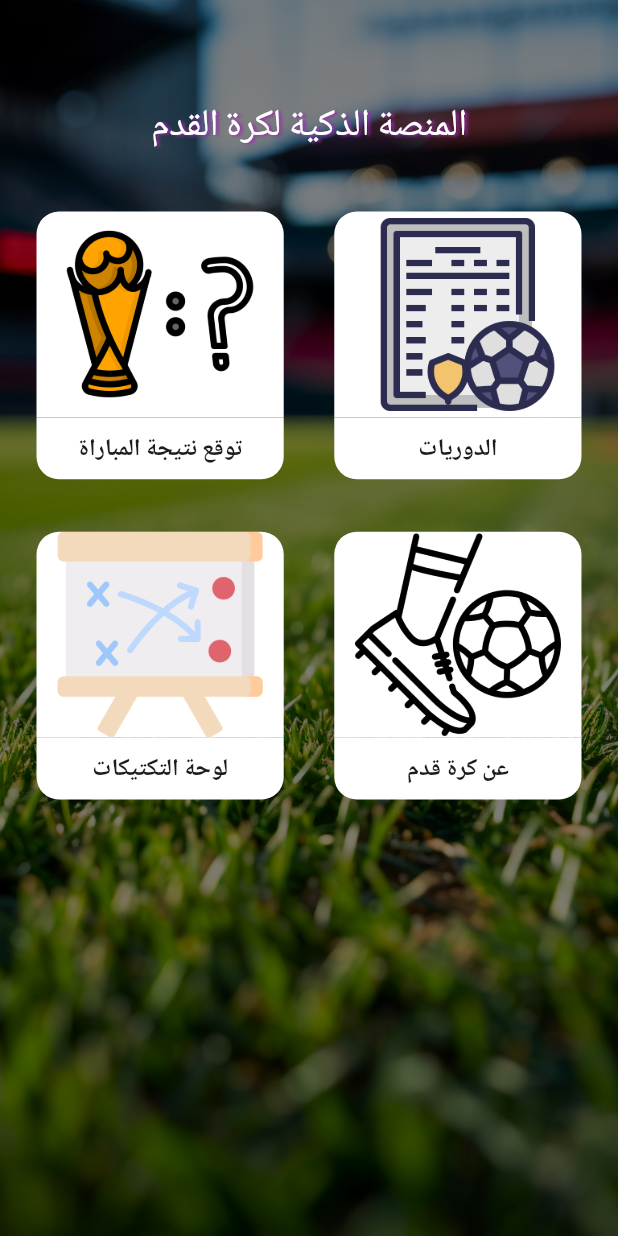
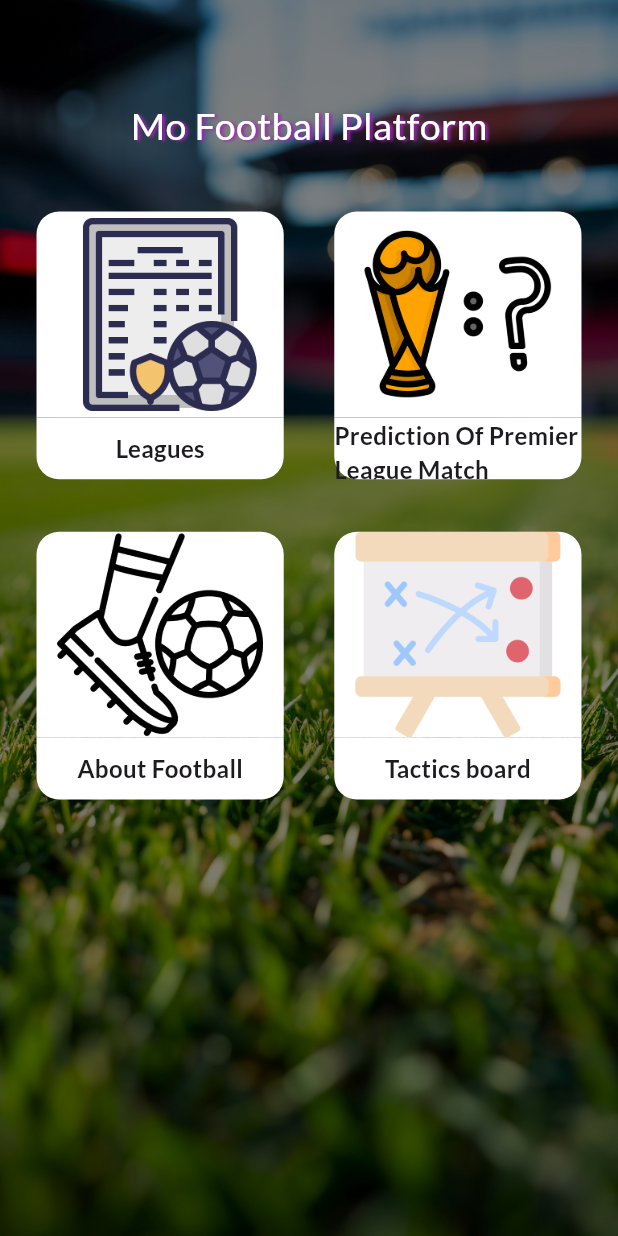
Before and after one commit to MoSallah21/Football-Platform, a Flutter app: the screen it shows after launch, on a phone screen of 412 x 824 dp. Run offline on Flutter 3.47's test engine with Material 3 defaults, Android fonts, the phone set to English and light mode, and no system bars; our stand-ins replace audioplayers, bloc, carousel_slider, cloud_firestore, dropdown_button2, firebase_core and 8 more; accounts and stored records are empty.

Commit message:
lang edit

```diff
--- a/lib/modules/home/home_screen.dart
+++ b/lib/modules/home/home_screen.dart
@@ -18,10 +18,10 @@
       builder: (BuildContext context, Object? state) {
         var cubit=LeagueCubit.get(context);
         List<String> titles=[
-          'الدوريات',
-          'توقع نتيجة المباراة',
-          'عن كرة قدم',
-          'لوحة التكتيكات',
+          'Leagues',
+          'Prediction Of Premier League Match',
+          'About Football',
+          'Tactics board',
         ];
         List<String> images=[
           'assets/images/league.png',
@@ -35,9 +35,7 @@
           AboutFootBallScreen(),
           Board()
         ];
-        return Directionality(
-          textDirection: TextDirection.rtl,
-          child: Scaffold(
+        return Scaffold(
           body: SizedBox.expand(
             child: BackGround(
               img: 0,
@@ -48,7 +46,7 @@
                   children: [
                     Padding(
                       padding: const EdgeInsets.only(bottom: 40,top: 50),
-                        child: Text('المنصة الذكية لكرة القدم',
+                      child: Text('Mo Football Platform',
                         style: TextStyle(
                           color: Colors.white,
                           fontSize: 25,
@@ -79,7 +77,6 @@
                 ),
               ),
                   ],
-                  ),
                 ),
               ),
             ),
--- a/lib/modules/league/all_matchs/all_matches.dart
+++ b/lib/modules/league/all_matchs/all_matches.dart
@@ -34,7 +34,7 @@
             appBar: AppBar(
               backgroundColor: HexColor('#202124'),
               elevation: 0.0,
-              title:  Text('كل مبارايات الدوري',style:TextStyle(color: Colors.purple.shade200),),
+              title:  Text('All Matches',style:TextStyle(color: Colors.purple.shade200),),
             ),
             backgroundColor: HexColor('#202124'),
             body: cubit.allMatches.isEmpty
--- a/lib/modules/league/state_management/leagues_cubit.dart
+++ b/lib/modules/league/state_management/leagues_cubit.dart
@@ -20,7 +20,7 @@
     selectedItem = idx;
     emit(ChangeSelectedIndex());
   }
-  List<String>titles=['','ترتيب الدوري','هدافي الدوري 2023/2024'];
+  List<String>titles=['','Standings','Top Scorer 2023/2024'];
   late String league;
   List<Widget> pages = [];
 //table logic
```
Also changed, not shown: lib/layout/league_view/league_view.dart (+4 -7 lines), lib/modules/league/league_home/league_home.dart (+7 -10 lines), lib/modules/league/live_match/live_match_view.dart (+10 -13 lines). Lines whose indentation alone changed are shown as unchanged.
